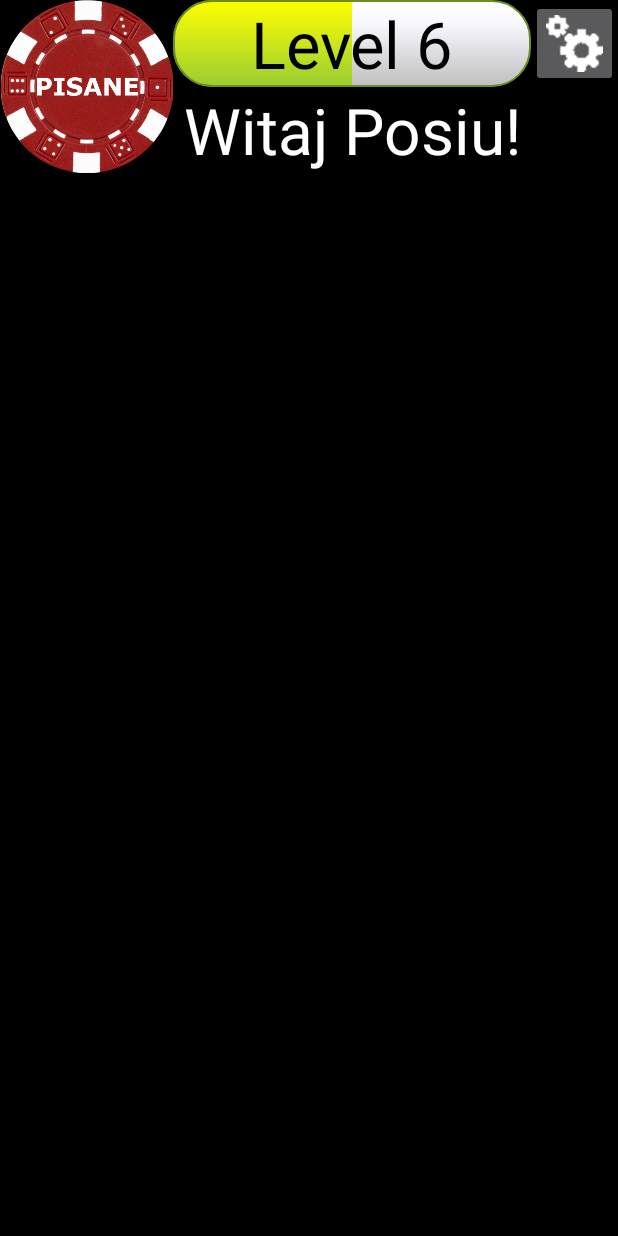
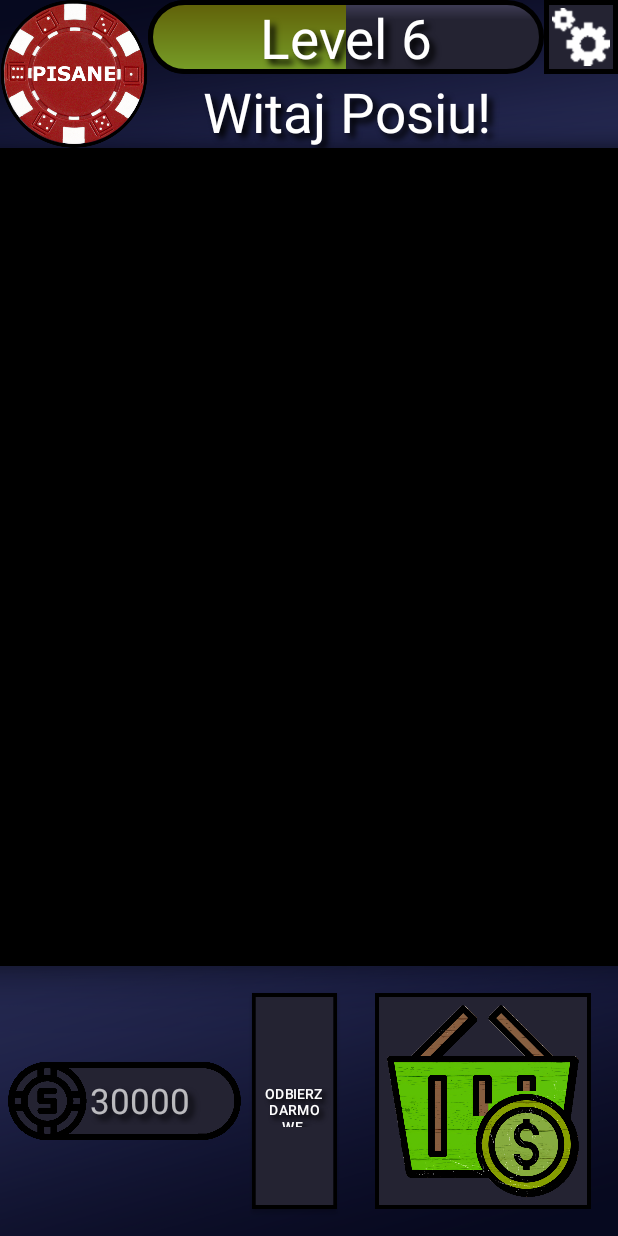
Before and after one commit to Posiuu/pisane, an Android app: the screen it shows after launch (MainMenuActivity), on a phone screen of 412 x 824 dp. Run offline under Robolectric (Android 15) with nearby library versions, the phone set to English and light mode, and no system bars.

Commit message:
Add main_menu layout bottom panel

```diff
--- /dev/null
+++ b/app/src/main/res/drawable/bordered_background.xml
@@ -0,0 +1,11 @@
+<?xml version="1.0" encoding="utf-8"?>
+<shape xmlns:android="http://schemas.android.com/apk/res/android"
+    android:shape="rectangle" >
+
+    <solid android:color="@color/dark_purple" />
+
+    <stroke
+        android:width="3dp"
+        android:color="@color/black" />
+
+</shape>
--- a/app/src/main/res/drawable/progress_bar.xml
+++ b/app/src/main/res/drawable/progress_bar.xml
@@ -2,18 +2,18 @@
     <item android:id="@android:id/background">
         <shape>
             <corners android:radius="25dip" />
-            <gradient android:startColor="#C0C0C0" android:centerColor="#F8F8FF"
-                android:centerY="0.75" android:endColor="#ffffff" android:angle="90" />
-            <stroke android:width="1dp" android:color="#6B8E23" />
+            <gradient android:startColor="@color/dark_purple" android:centerColor="@color/dark_purple"
+                android:centerY="0.75" android:endColor="@color/dark_purple1" android:angle="90" />
+            <stroke android:width="3dp" android:color="@color/black" />
         </shape>
     </item>
     <item android:id="@android:id/progress">
         <clip>
             <shape>
                 <corners android:radius="25dip" />
-                <gradient android:startColor="#9ACD32" android:endColor="#FFFF00"
+                <gradient android:startColor="@color/dark_green" android:endColor="@color/dark_green1"
                     android:angle="90" />
-                <stroke android:width="1dp" android:color="#6B8E23" />
+                <stroke android:width="3dp" android:color="@color/black" />
             </shape>
         </clip>
     </item>
--- a/app/src/main/res/layout/activity_main_menu.xml
+++ b/app/src/main/res/layout/activity_main_menu.xml
@@ -7,66 +7,51 @@
     android:background="@color/black"
     tools:context=".MainMenuActivity">
 
-    <TextView
-        android:id="@+id/welcomeTextView"
+    <androidx.constraintlayout.widget.Guideline
+        android:id="@+id/top12Guideline"
+        android:layout_width="wrap_content"
+        android:layout_height="wrap_content"
+        android:orientation="horizontal"
+        app:layout_constraintGuide_percent="0.12" />
+
+    <androidx.constraintlayout.widget.Guideline
+        android:id="@+id/top6Guideline"
+        android:layout_width="wrap_content"
+        android:layout_height="wrap_content"
+        android:orientation="horizontal"
+        app:layout_constraintGuide_percent="0.06" />
+
+    <ImageView
+        android:id="@+id/headerPanelBackgroundImageView"
         android:layout_width="0dp"
         android:layout_height="0dp"
-        android:autoSizeTextType="uniform"
-        android:maxLines="1"
-        android:gravity="center"
-        android:text="@string/welcomeString"
-        android:textColor="@color/textColor"
-        app:layout_constraintBottom_toTopOf="@+id/top14Guideline"
-        app:layout_constraintEnd_toStartOf="@+id/settingsImageButton"
-        app:layout_constraintStart_toEndOf="@+id/logoImageView"
-        app:layout_constraintTop_toTopOf="@+id/top7Guideline" />
+        android:scaleType="fitXY"
+        app:layout_constraintBottom_toBottomOf="@id/top12Guideline"
+        app:layout_constraintEnd_toEndOf="parent"
+        app:layout_constraintStart_toStartOf="parent"
+        app:layout_constraintTop_toTopOf="parent"
+        app:srcCompat="@drawable/header_panel_background" />
 
     <ImageView
         android:id="@+id/logoImageView"
         android:layout_width="0dp"
         android:layout_height="0dp"
-        android:scaleType="centerCrop"
-        app:layout_constraintBottom_toTopOf="@+id/top14Guideline"
         app:layout_constraintDimensionRatio="1:1"
+        app:layout_constraintBottom_toTopOf="@+id/top12Guideline"
         app:layout_constraintStart_toStartOf="parent"
         app:layout_constraintTop_toTopOf="parent"
-        app:srcCompat="@drawable/logo" />
-
-    <ImageButton
-        android:id="@+id/settingsImageButton"
-        android:layout_width="0dp"
-        android:layout_height="0dp"
-        android:scaleType="centerCrop"
-        app:layout_constraintDimensionRatio="1:1"
-        app:layout_constraintBottom_toTopOf="@+id/top7Guideline"
-        app:layout_constraintEnd_toEndOf="parent"
-        app:layout_constraintTop_toTopOf="parent"
-        app:srcCompat="@drawable/settings" />
-
-    <androidx.constraintlayout.widget.Guideline
-        android:id="@+id/top14Guideline"
-        android:layout_width="wrap_content"
-        android:layout_height="wrap_content"
-        android:orientation="horizontal"
-        app:layout_constraintGuide_percent="0.14" />
-
-    <androidx.constraintlayout.widget.Guideline
-        android:id="@+id/top7Guideline"
-        android:layout_width="wrap_content"
-        android:layout_height="wrap_content"
-        android:orientation="horizontal"
-        app:layout_constraintGuide_percent="0.07" />
+        app:srcCompat="@drawable/pisane_logo" />
 
     <ProgressBar
         android:id="@+id/levelProgressBar"
         style="?android:attr/progressBarStyleHorizontal"
+        android:progressDrawable="@drawable/progress_bar"
         android:layout_width="0dp"
         android:layout_height="0dp"
         android:max="100"
         android:progress="50"
-        android:progressDrawable="@drawable/progress_bar"
         android:secondaryProgress="0"
-        app:layout_constraintBottom_toTopOf="@+id/welcomeTextView"
+        app:layout_constraintBottom_toTopOf="@+id/top6Guideline"
         app:layout_constraintEnd_toStartOf="@+id/settingsImageButton"
         app:layout_constraintStart_toEndOf="@+id/logoImageView"
         app:layout_constraintTop_toTopOf="parent" />
@@ -76,13 +61,144 @@
         android:layout_width="0dp"
         android:layout_height="0dp"
         android:autoSizeTextType="uniform"
-        android:maxLines="1"
         android:gravity="center"
         android:text="Level 6"
-        android:textColor="@color/textColorBlack"
+        android:textColor="@color/white"
+        android:shadowColor="@color/black"
+        android:shadowDx="5"
+        android:shadowDy="5"
+        android:shadowRadius="5"
         app:layout_constraintBottom_toBottomOf="@+id/levelProgressBar"
         app:layout_constraintEnd_toEndOf="@+id/levelProgressBar"
         app:layout_constraintStart_toStartOf="@+id/levelProgressBar"
         app:layout_constraintTop_toTopOf="@+id/levelProgressBar" />
 
+    <ImageButton
+        android:id="@+id/settingsImageButton"
+        android:layout_width="0dp"
+        android:layout_height="0dp"
+        android:scaleType="fitCenter"
+        android:padding="5dp"
+        android:background="@drawable/bordered_background"
+        app:layout_constraintDimensionRatio="1:1"
+        app:layout_constraintBottom_toTopOf="@+id/top6Guideline"
+        app:layout_constraintEnd_toEndOf="parent"
+        app:layout_constraintTop_toTopOf="parent"
+        app:srcCompat="@drawable/settings_image" />
+
+    <TextView
+        android:id="@+id/welcomeTextView"
+        android:layout_width="0dp"
+        android:layout_height="0dp"
+        android:textColor="@color/white"
+        android:text="@string/welcome"
+        android:autoSizeTextType="uniform"
+        android:gravity="center"
+        android:maxLines="1"
+        android:shadowColor="@color/black"
+        android:shadowDx="5"
+        android:shadowDy="5"
+        android:shadowRadius="5"
+        app:layout_constraintBottom_toTopOf="@+id/top12Guideline"
+        app:layout_constraintEnd_toStartOf="@+id/settingsImageButton"
+        app:layout_constraintStart_toEndOf="@+id/logoImageView"
+        app:layout_constraintTop_toTopOf="@+id/top6Guideline" />
+
+    <androidx.constraintlayout.widget.Guideline
+        android:id="@+id/bottom12Guideline"
+        android:layout_width="wrap_content"
+        android:layout_height="wrap_content"
+        android:orientation="horizontal"
+        app:layout_constraintGuide_begin="644dp" />
+
+    <androidx.constraintlayout.widget.Guideline
+        android:id="@+id/start14Guideline"
+        android:layout_width="wrap_content"
+        android:layout_height="wrap_content"
+        android:orientation="vertical"
+        app:layout_constraintGuide_percent="0.145" />
+
+    <androidx.constraintlayout.widget.Guideline
+        android:id="@+id/start39Guideline"
+        android:layout_width="wrap_content"
+        android:layout_height="wrap_content"
+        android:orientation="vertical"
+        app:layout_constraintGuide_percent="0.39" />
+
+    <ImageView
+        android:id="@+id/bottomPanelBackgroundImageView"
+        android:layout_width="0dp"
+        android:layout_height="0dp"
+        android:scaleType="fitXY"
+        app:layout_constraintBottom_toBottomOf="parent"
+        app:layout_constraintEnd_toEndOf="parent"
+        app:layout_constraintStart_toStartOf="parent"
+        app:layout_constraintTop_toTopOf="@+id/bottom12Guideline"
+        app:srcCompat="@drawable/bottom_panel_background" />
+
+    <ImageView
+        android:id="@+id/chipCountImageView"
+        android:layout_width="0dp"
+        android:layout_height="0dp"
+        android:layout_marginStart="5dp"
+        android:layout_marginLeft="5dp"
+        app:layout_constraintDimensionRatio="1.8:1"
+        app:layout_constraintBottom_toBottomOf="parent"
+        app:layout_constraintEnd_toStartOf="@+id/start39Guideline"
+        app:layout_constraintStart_toStartOf="parent"
+        app:layout_constraintTop_toTopOf="@+id/bottom12Guideline"
+        app:srcCompat="@drawable/chip_count_frame" />
+
+    <TextView
+        android:id="@+id/chipCountTextView"
+        android:layout_width="0dp"
+        android:layout_height="0dp"
+        android:autoSizeTextType="uniform"
+        android:gravity="center_vertical"
+        android:text="30000"
+        android:shadowColor="@color/black"
+        android:shadowDx="5"
+        android:shadowDy="5"
+        android:shadowRadius="5"
+        app:layout_constraintDimensionRatio="3.1:1"
+        app:layout_constraintBottom_toBottomOf="@+id/chipCountImageView"
+        app:layout_constraintEnd_toEndOf="@+id/chipCountImageView"
+        app:layout_constraintStart_toStartOf="@+id/start14Guideline"
+        app:layout_constraintTop_toTopOf="@+id/chipCountImageView" />
+
+    <Button
+        android:id="@+id/collectFreeChipsButton"
+        android:layout_width="0dp"
+        android:layout_height="0dp"
+        android:autoSizeTextType="uniform"
+        android:background="@drawable/bordered_background"
+        android:maxLines="2"
+        android:padding="10dp"
+        android:scaleX="0.8"
+        android:scaleY="0.8"
+        android:shadowColor="@color/black"
+        android:shadowDx="5"
+        android:shadowDy="5"
+        android:shadowRadius="5"
+        android:text="@string/collectFreeChips"
+        app:layout_constraintBottom_toBottomOf="parent"
+        app:layout_constraintEnd_toStartOf="@+id/shopImageButton"
+        app:layout_constraintStart_toStartOf="@+id/start39Guideline"
+        app:layout_constraintTop_toTopOf="@+id/bottom12Guideline" />
+
+    <ImageButton
+        android:id="@+id/shopImageButton"
+        android:layout_width="0dp"
+        android:layout_height="0dp"
+        android:padding="10dp"
+        android:scaleType="fitCenter"
+        android:scaleX="0.8"
+        android:scaleY="0.8"
+        android:background="@drawable/bordered_background"
+        app:layout_constraintDimensionRatio="1:1"
+        app:layout_constraintBottom_toBottomOf="parent"
+        app:layout_constraintEnd_toEndOf="parent"
+        app:layout_constraintTop_toTopOf="@+id/bottom12Guideline"
+        app:srcCompat="@drawable/shop_image" />
+
 </androidx.constraintlayout.widget.ConstraintLayout>
--- a/app/src/main/res/values/colors.xml
+++ b/app/src/main/res/values/colors.xml
@@ -7,6 +7,9 @@
     <color name="teal_700">#FF018786</color>
     <color name="black">#FF000000</color>
     <color name="white">#FFFFFFFF</color>
-    <color name="textColor">#FFFFFFFF</color>
-    <color name="textColorBlack">#FF000000</color>
+
+    <color name="dark_purple">#242332</color>
+    <color name="dark_purple1">#413F59</color>
+    <color name="dark_green">#779E28</color>
+    <color name="dark_green1">#606008</color>
 </resources>
--- a/app/src/main/res/values/strings.xml
+++ b/app/src/main/res/values/strings.xml
@@ -1,4 +1,5 @@
 <resources>
     <string name="app_name">pisane</string>
-    <string name="welcomeString">Witaj Posiu!</string>
+    <string name="welcome">Witaj Posiu!</string>
+    <string name="collectFreeChips">Odbierz darmowe \n10000 rzetonów!</string>
 </resources>
--- a/app/src/main/res/values/themes.xml
+++ b/app/src/main/res/values/themes.xml
@@ -2,13 +2,13 @@
     <!-- Base application theme. -->
     <style name="Theme.Pisane" parent="Theme.MaterialComponents.DayNight.DarkActionBar">
         <!-- Primary brand color. -->
-        <item name="colorPrimary">@color/purple_500</item>
-        <item name="colorPrimaryVariant">@color/purple_700</item>
+        <item name="colorPrimary">@color/dark_purple</item>
+        <item name="colorPrimaryVariant">@color/dark_purple1</item>
         <item name="colorOnPrimary">@color/white</item>
         <!-- Secondary brand color. -->
-        <item name="colorSecondary">@color/teal_200</item>
-        <item name="colorSecondaryVariant">@color/teal_700</item>
-        <item name="colorOnSecondary">@color/black</item>
+        <item name="colorSecondary">@color/dark_green</item>
+        <item name="colorSecondaryVariant">@color/dark_green1</item>
+        <item name="colorOnSecondary">@color/white</item>
         <!-- Status bar color. -->
         <item name="android:statusBarColor" tools:targetApi="l">?attr/colorPrimaryVariant</item>
         <!-- Customize your theme here. -->
```
Also changed, not shown: app/src/main/res/drawable/bottom_panel_background.png (added), app/src/main/res/drawable/chip_count_frame.png (added), app/src/main/res/drawable/header_panel_background.png (added), app/src/main/res/drawable/logo.png (deleted), app/src/main/res/drawable/pisane_logo.png (added), app/src/main/res/drawable/settings_image.png (renamed from app/src/main/res/drawable/settings.png), app/src/main/res/drawable/shop_image.png (added), gradle/wrapper/gradle-wrapper.properties.
